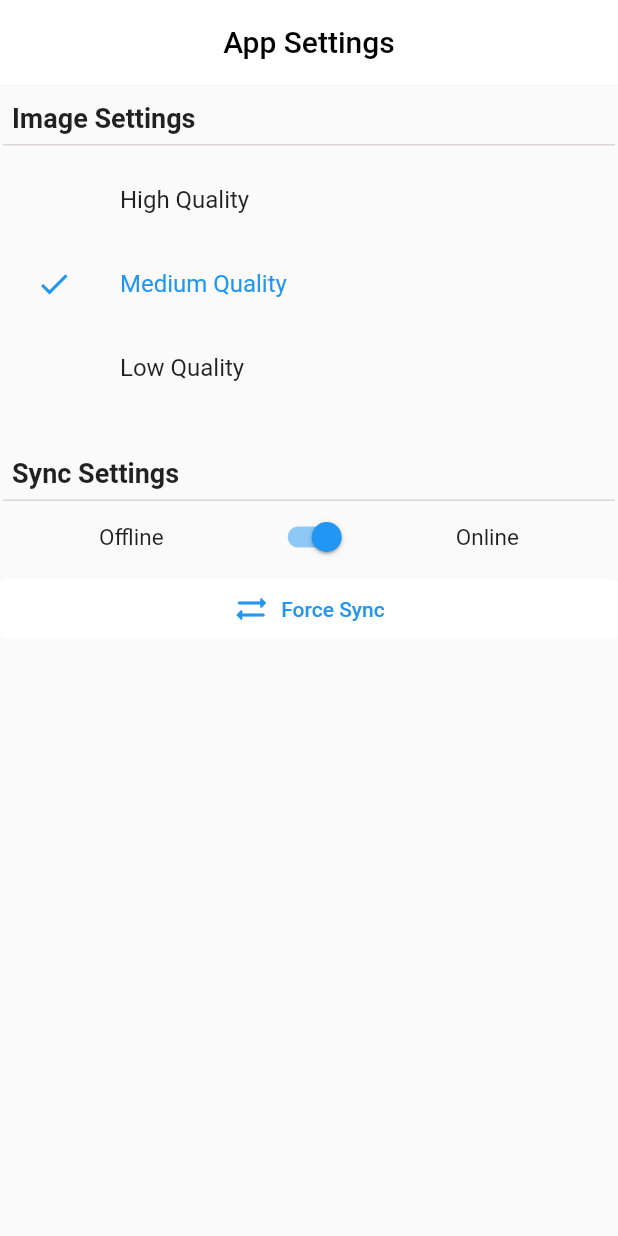
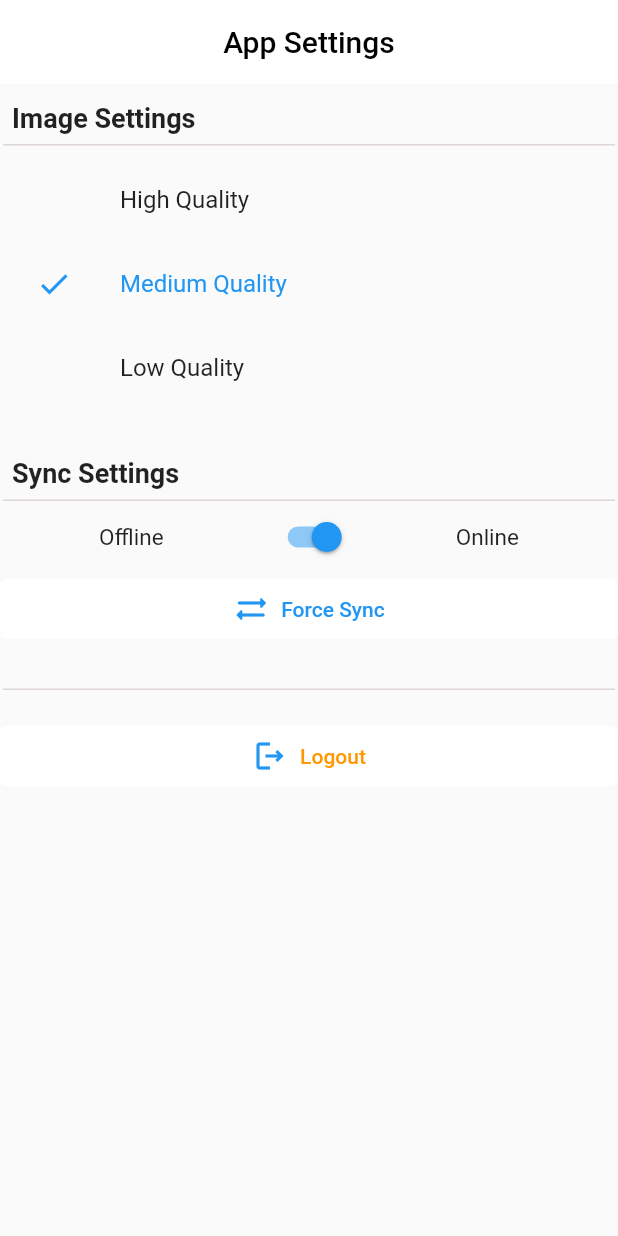
Before and after one commit to redrodeo03/inspector_raspi_cam, a Flutter app: the SettingsPage screen opened directly, on a phone screen of 412 x 824 dp. Run offline on Flutter 3.47's test engine with Material 2 defaults, Android fonts, the phone set to English and light mode, and no system bars; our stand-ins replace cached_network_image, camera, google_fonts, image_picker, realm, rxdart and 2 more; missing offline and left inert: assorted_layout_widgets, flutter_material_pickers, image_editor_plus; accounts and stored records are empty; generated files the repository leaves out were written again; statements that could not run were skipped.

Commit message:
Update for default image

```diff
--- a/lib/src/ui/addedit_location.dart
+++ b/lib/src/ui/addedit_location.dart
@@ -293,7 +293,7 @@ class _AddEditLocationPageState extends State<AddEditLocationPage> {
                                 child: showAssetPic
                                     ? currentLocation.url == ""
                                         ? Image.asset(
-                                            "assets/images/heroimage.png",
+                                            "assets/images/icon.png",
                                             fit: BoxFit.cover,
                                             width: double.infinity,
                                             height: 250,
--- a/lib/src/ui/addedit_project.dart
+++ b/lib/src/ui/addedit_project.dart
@@ -353,7 +353,7 @@ class _AddEditProjectPageState extends State<AddEditProjectPage> {
                               child: showAssetPic
                                   ? currentProject.url == ""
                                       ? Image.asset(
-                                          "assets/images/heroimage.png",
+                                          "assets/images/icon.png",
                                           fit: BoxFit.cover,
                                           width: double.infinity,
                                           height: 250,
--- a/lib/src/ui/addedit_subproject.dart
+++ b/lib/src/ui/addedit_subproject.dart
@@ -272,7 +272,7 @@ class _AddEditSubProjectPageState extends State<AddEditSubProjectPage> {
                                 child: showAssetPic
                                     ? currentBuilding.url == ""
                                         ? Image.asset(
-                                            "assets/images/heroimage.png",
+                                            "assets/images/icon.png",
                                             fit: BoxFit.cover,
                                             width: double.infinity,
                                             height: 250,
--- a/lib/src/ui/cachedimage_widget.dart
+++ b/lib/src/ui/cachedimage_widget.dart
@@ -6,7 +6,7 @@ import 'package:flutter/material.dart';
 Widget cachedNetworkImage(String? imageUrl) {
   if (imageUrl == null) {
     return Image.asset(
-      "assets/images/heroimage.png",
+      "assets/images/icon.png",
       fit: BoxFit.fill,
       width: double.infinity,
     );
@@ -22,7 +22,7 @@ Widget cachedNetworkImage(String? imageUrl) {
         fadeOutDuration: const Duration(seconds: 1),
         fadeInDuration: const Duration(seconds: 3),
         errorWidget: (context, url, error) => Image.asset(
-              "assets/images/heroimage.png",
+              "assets/images/icon.png",
               fit: BoxFit.fill,
               width: double.infinity,
             ),
@@ -44,7 +44,7 @@ Widget cachedNetworkImage(String? imageUrl) {
       );
     } else {
       return Image.asset(
-        "assets/images/heroimage.png",
+        "assets/images/icon.png",
         fit: BoxFit.fill,
         width: double.infinity,
       );
--- a/lib/src/ui/login.dart
+++ b/lib/src/ui/login.dart
@@ -109,8 +109,7 @@ class _LoginPageState extends State<LoginPage> {
             content: Text('Login failed,please check your credentials.')));
         return;
       }
-      if (loginResult.username!.isNotEmpty &&
-          loginResult.accesstype != "desktop") {
+      if (loginResult.username!.isNotEmpty && loginResult.accesstype != "web") {
         if (!mounted) return;
         if (activeConnection) {
           appServices.registerUserEmailPassword(
--- a/lib/src/ui/settings.dart
+++ b/lib/src/ui/settings.dart
@@ -1,4 +1,5 @@
 import 'package:deckinspectors/src/bloc/settings_bloc.dart';
+import 'package:deckinspectors/src/ui/login.dart';
 import 'package:flutter/material.dart';
 import 'package:provider/provider.dart';
 import 'package:shared_preferences/shared_preferences.dart';
@@ -257,6 +258,41 @@ class _SettingsPageState extends State<SettingsPage> {
                   'Force Sync',
                   style: TextStyle(color: Colors.blue),
                 )),
+            const SizedBox(
+              height: 30,
+            ),
+            const Divider(
+              color: Color.fromARGB(255, 222, 213, 213),
+              height: 0,
+              thickness: 1,
+              indent: 2,
+              endIndent: 2,
+            ),
+            const SizedBox(
+              height: 20,
+            ),
+            OutlinedButton.icon(
+                style: OutlinedButton.styleFrom(
+                    side: BorderSide.none,
+                    // the height is 50, the width is full
+                    minimumSize: const Size.fromHeight(40),
+                    backgroundColor: Colors.white,
+                    shadowColor: Colors.orange,
+                    elevation: 0),
+                onPressed: () {
+                  Navigator.push(
+                    context,
+                    MaterialPageRoute(builder: (context) => const LoginPage()),
+                  );
+                },
+                icon: const Icon(
+                  Icons.logout_outlined,
+                  color: Colors.blue,
+                ),
+                label: const Text(
+                  'Logout',
+                  style: TextStyle(color: Colors.orange),
+                )),
             // const Align(
             //   alignment: Alignment.centerLeft,
             //   child: Padding(
```
Also changed, not shown: lib/src/resources/realm/realm_services.dart (+5 -3 lines), lib/src/ui/section.dart (+10 -2 lines), lib/src/models/realm/realm_schemas.dart (line endings or trailing spaces).
